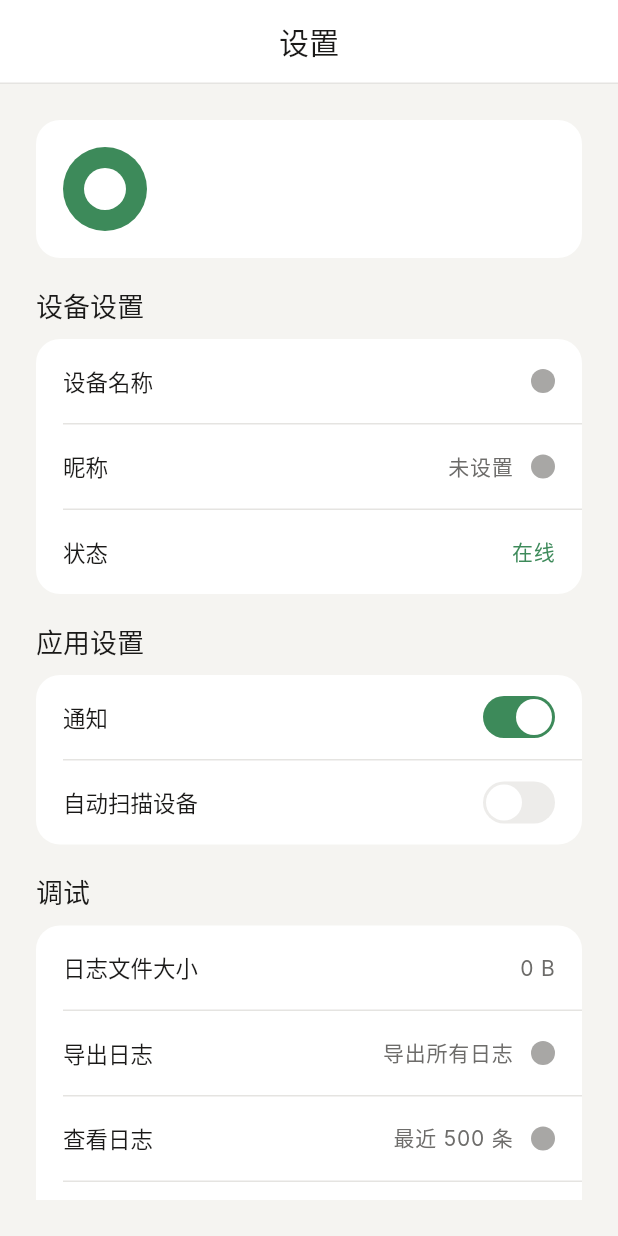
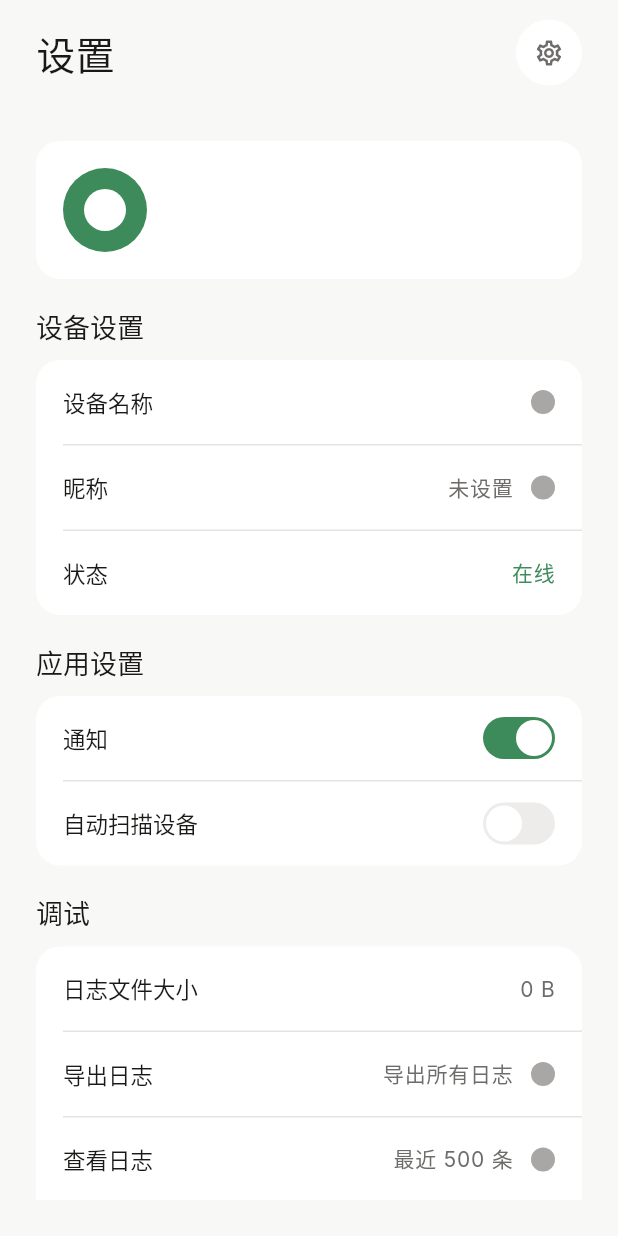
Before and after one commit to sunO2/p2pshare, a Flutter app: the SettingsScreen screen opened directly, on a phone screen of 412 x 824 dp. Run offline on Flutter 3.47's test engine with Material 3 defaults, Android fonts, the phone set to English and light mode, and no system bars; our stand-ins replace logger, share_plus; missing offline and left inert: dart:ffi, flutter_rust_bridge; Roboto replaces fonts that are missing (Inter, Outfit); statements that could not run were skipped.

Commit message:
update ui

```diff
--- a/app/lib/screens/settings_screen.dart
+++ b/app/lib/screens/settings_screen.dart
@@ -65,21 +65,51 @@ class _SettingsScreenState extends State<SettingsScreen> {
 
   Widget _buildHeader() {
     return Container(
-      height: 56,
+      height: 70,
       padding: const EdgeInsets.symmetric(horizontal: 24),
       decoration: const BoxDecoration(
-        color: Colors.white,
-        border: Border(bottom: BorderSide(color: Color(0xFFE5E4E1))),
+        color: Color(0xFFF8F8F6),
       ),
-      child: Center(
-        child: Text('设置', style: Theme.of(context).textTheme.displayMedium),
+      child: Row(
+        mainAxisAlignment: MainAxisAlignment.spaceBetween,
+        children: [
+          Text(
+            '设置',
+            style: const TextStyle(
+              fontFamily: 'Outfit',
+              fontSize: 26,
+              fontWeight: FontWeight.normal,
+              color: Color(0xFF1A1918),
+            ),
+          ),
+          Container(
+            width: 44,
+            height: 44,
+            decoration: const BoxDecoration(
+              color: Colors.white,
+              shape: BoxShape.circle,
+            ),
+            child: Material(
+              color: Colors.transparent,
+              child: InkWell(
+                borderRadius: BorderRadius.circular(22),
+                onTap: () {},
+                child: const Icon(
+                  Icons.settings_outlined,
+                  size: 20,
+                  color: Color(0xFF6D6C6A),
+                ),
+              ),
+            ),
+          ),
+        ],
       ),
     );
   }
 
   Widget _buildContent(String deviceName, String peerId) {
     return Container(
-      color: const Color(0xFFF5F4F1),
+      color: const Color(0xFFF8F8F6),
       padding: const EdgeInsets.all(24),
       child: ListView(
         children: [
--- a/app/lib/widgets/chat_bubble_sent.dart
+++ b/app/lib/widgets/chat_bubble_sent.dart
@@ -34,7 +34,7 @@ class ChatBubbleSent extends StatelessWidget {
           const SizedBox(height: 6),
           Text(
             _formatTime(message.timestamp),
-            style: const TextStyle(fontSize: 11, color: Color(0xFFC8F0D8)),
+            style: const TextStyle(fontSize: 11, color: Color(0xFF999999)),
           ),
         ],
       ),
```
Also changed, not shown: app/lib/main.dart (+6 -5 lines), app/lib/screens/chat_screen.dart (+16 -12 lines), app/lib/screens/device_detail_screen.dart (+13 -6 lines), app/lib/screens/device_list_screen.dart (+2 -5 lines), app/lib/screens/home_screen.dart (+15 -9 lines), app/lib/widgets/chat_bubble_received.dart (+4 -4 lines), app/lib/widgets/device_card.dart (+4 -3 lines), 1 other file.
